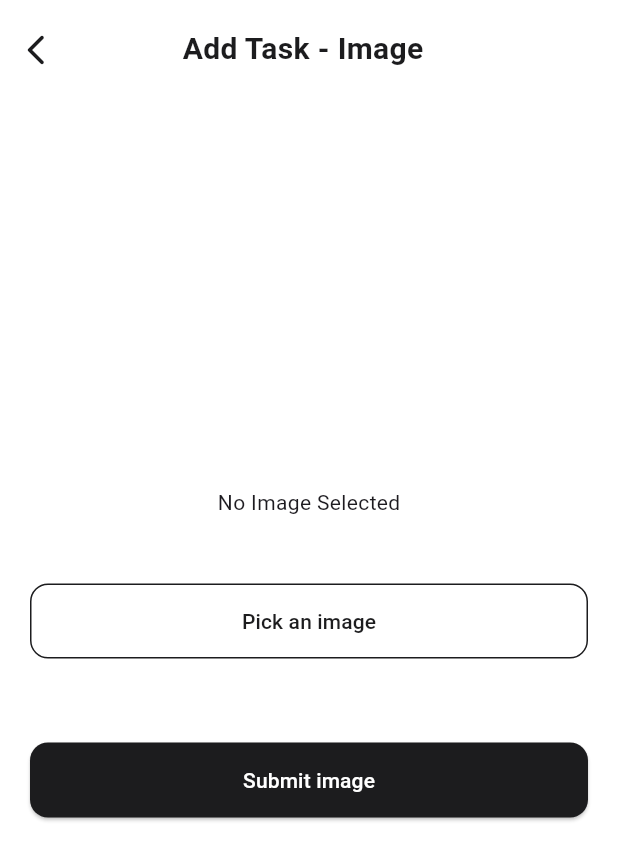
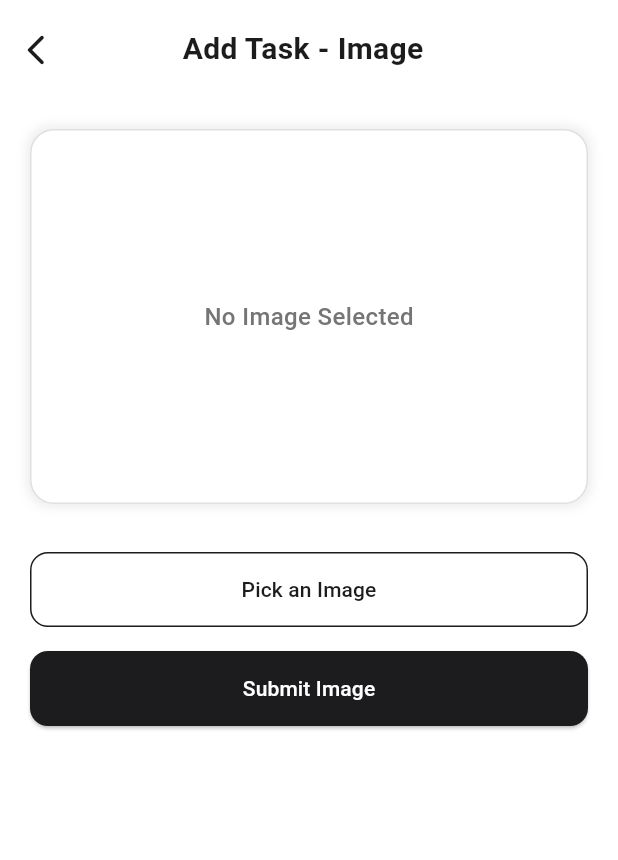
Before and after one commit to Faizan-Afzal2/marham_softec_frontend, a Flutter app: the AddTaskThroughImage screen opened directly, on a phone screen of 412 x 824 dp. Shown: the top 860 px of the screen. Run offline on Flutter 3.47's test engine with Material 3 defaults, Android fonts, the phone set to English and light mode, and no system bars; our stand-ins replace fl_chart, go_router, google_fonts, image_picker, percent_indicator, shared_preferences and 1 more; accounts and stored records are empty; network calls fail.

Commit message:
Update add task by image UI

```diff
--- a/lib/features/addTask/view/add_task_by_image.dart
+++ b/lib/features/addTask/view/add_task_by_image.dart
@@ -1,13 +1,10 @@
 import 'dart:io';
 
 import 'package:flutter/material.dart';
-import 'package:google_mlkit_text_recognition/google_mlkit_text_recognition.dart';
 import 'package:image_picker/image_picker.dart';
 import 'package:marham_softec/core/widgets/border_button.dart';
 import 'package:marham_softec/core/widgets/custom_app_bar.dart';
 import 'package:marham_softec/core/widgets/primary_button.dart';
-import 'package:marham_softec/features/addTask/view/controllers/add_task_by_text_controller.dart';
-import 'package:provider/provider.dart';
 
 class AddTaskThroughImage extends StatefulWidget {
   const AddTaskThroughImage({super.key});
@@ -18,83 +15,65 @@ class AddTaskThroughImage extends StatefulWidget {
 
 class _AddTaskThroughImageState extends State<AddTaskThroughImage> {
   XFile? pickedImage;
-  final textRecognizer = TextRecognizer();
-  bool isProcessing = false;
-  String extractedText = '';
-
-  Future<void> pickImage() async {
-    final image = await ImagePicker().pickImage(source: ImageSource.gallery);
-    if (image != null) {
-      setState(() => pickedImage = image);
-    }
-  }
-
-  Future<void> processImage() async {
-    if (pickedImage == null) return;
-
-    setState(() => isProcessing = true);
-    try {
-      final inputImage = InputImage.fromFile(File(pickedImage!.path));
-      final recognizedText = await textRecognizer.processImage(inputImage);
-      // print('Extracted text: ${recognizedText.text}');
-
-      setState(() {
-        extractedText = recognizedText.text;
-      });
-      final controller =
-          Provider.of<AddTaskByTextController>(context, listen: false);
-      controller.createTaskWithAI(context: context, text: extractedText);
-    } catch (e) {
-      if (mounted) {
-        ScaffoldMessenger.of(context).showSnackBar(
-          SnackBar(content: Text('Error processing image: $e')),
-        );
-      }
-    } finally {
-      if (mounted) {
-        setState(() => isProcessing = false);
-      }
-    }
-  }
-
-  @override
-  void dispose() {
-    textRecognizer.close();
-    super.dispose();
-  }
 
   @override
   Widget build(BuildContext context) {
     return Scaffold(
       appBar: CustomAppBar(title: 'Add Task - Image'),
-      body: Center(
+      body: SingleChildScrollView(
+        padding: const EdgeInsets.all(20),
         child: Column(
-          mainAxisAlignment: MainAxisAlignment.center,
           children: [
-            pickedImage == null
-                ? const Text('No Image Selected')
-                : Image.file(File(pickedImage!.path), height: 200),
-            const SizedBox(height: 24),
-            Padding(
-              padding: const EdgeInsets.all(20),
-              child: BorderButton(
-                text: 'Pick an image',
-                onPressed: pickImage,
+            Container(
+              height: 250,
+              width: double.infinity,
+              decoration: BoxDecoration(
+                color: Colors.white,
+                borderRadius: BorderRadius.circular(16),
+                border: Border.all(color: Colors.grey.shade300),
+                boxShadow: [
+                  BoxShadow(
+                    color: Colors.grey.withOpacity(0.2),
+                    spreadRadius: 2,
+                    blurRadius: 6,
+                  ),
+                ],
               ),
+              child: pickedImage == null
+                  ? Center(
+                      child: Text(
+                        'No Image Selected',
+                        style: TextStyle(
+                          color: Colors.grey.shade600,
+                          fontSize: 16,
+                          fontWeight: FontWeight.w500,
+                        ),
+                      ),
+                    )
+                  : ClipRRect(
+                      borderRadius: BorderRadius.circular(16),
+                      child: Image.file(
+                        File(pickedImage!.path),
+                        fit: BoxFit.cover,
+                      ),
+                    ),
+            ),
+            const SizedBox(height: 32),
+            BorderButton(
+              text: 'Pick an Image',
+              onPressed: () {
+                // TODO: Add pick image functionality
+              },
+
             ),
             const SizedBox(height: 16),
-            Padding(
-              padding: const EdgeInsets.all(20),
-              child: PrimaryButton(
-                text: 'Submit image',
-                onPressed: () {
-                  if (!isProcessing) {
-                    processImage();
-                  }
-                },
-              ),
+            PrimaryButton(
+              text: 'Submit Image',
+              onPressed: () {
+                // TODO: Add submit functionality
+              },
+
             ),
-            if (isProcessing) const CircularProgressIndicator(),
           ],
         ),
       ),
```
